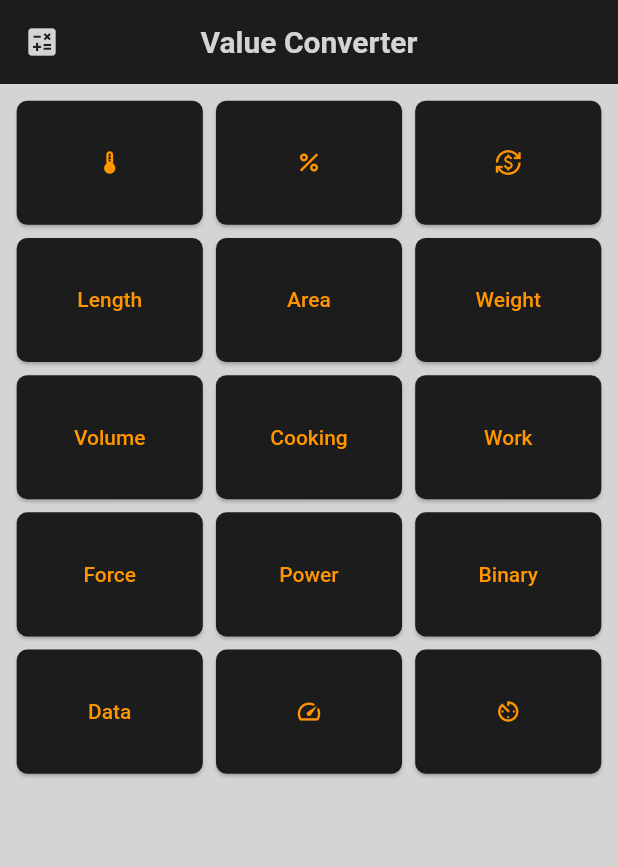
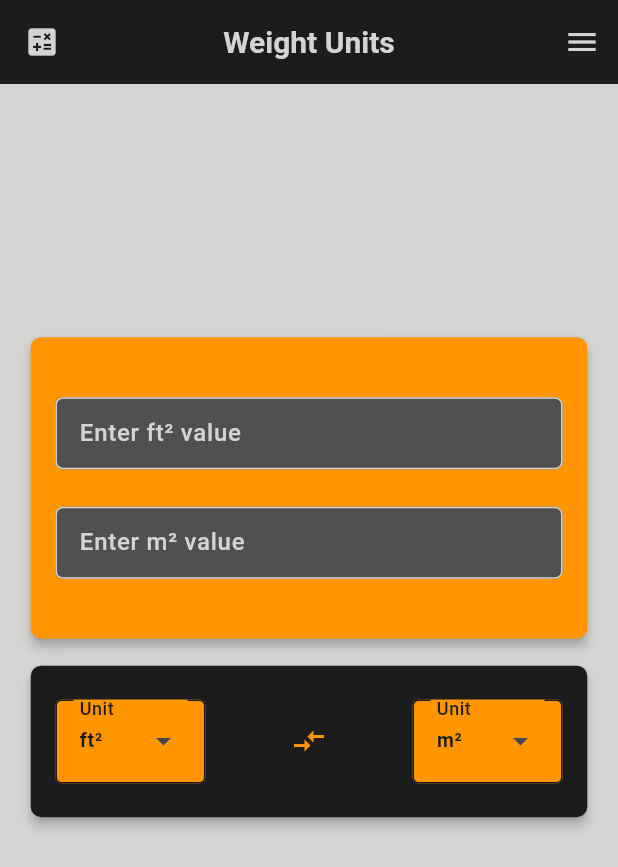
Before and after one commit to m-mhe/value_converter, a Flutter app: the screen it shows after launch, after a tap on "Weight", on a phone screen of 412 x 824 dp. Shown: the top 867 px of the screen. Run offline on Flutter 3.47's test engine with Material 3 defaults, Android fonts, the light colour scheme and no system bars.

Commit message:
some changes

```diff
--- a/lib/ui/screen/area_units.dart
+++ b/lib/ui/screen/area_units.dart
@@ -2,7 +2,6 @@ import 'package:flutter/material.dart';
 import 'package:value_converter/ui/widget/app_color.dart';
 import 'package:value_converter/ui/widget/common_app_bar.dart';
 import 'package:value_converter/ui/widget/common_app_drawer.dart';
-import 'dart:math';
 
 class AreaUnits extends StatefulWidget {
   const AreaUnits({super.key});
@@ -41,6 +40,7 @@ class AreaUnitsState extends State<AreaUnits> {
               children: [
                 Card(
                   color: AppColor.accentColor,
+                  elevation: 3,
                   shape: RoundedRectangleBorder(
                       borderRadius: BorderRadius.circular(7)),
                   child: Padding(
@@ -88,6 +88,7 @@ class AreaUnitsState extends State<AreaUnits> {
                   height: 10,
                 ),
                 Card(
+                  elevation: 3,
                   color: AppColor.secondaryColor,
                   shape: RoundedRectangleBorder(
                       borderRadius: BorderRadius.circular(7)),
--- a/lib/ui/screen/home_navigator_screen.dart
+++ b/lib/ui/screen/home_navigator_screen.dart
@@ -1,5 +1,6 @@
 import 'package:flutter/material.dart';
 import 'package:value_converter/ui/screen/temperature_converter_screen.dart';
+import 'package:value_converter/ui/screen/weight_units.dart';
 import 'package:value_converter/ui/widget/common_app_bar.dart';
 import 'package:value_converter/ui/widget/percentage_screen_bottom_navigation_bar.dart';
 import 'area_units.dart';
@@ -72,6 +73,7 @@ class HomeNavigatorScreen extends StatelessWidget {
             ),
             ElevatedButton(
               onPressed: () {
+                Navigator.push(context, MaterialPageRoute(builder: (context)=>const WeightUnits()));
               },
               child: const Text('Weight'),
             ),
--- /dev/null
+++ b/lib/ui/screen/weight_units.dart
@@ -0,0 +1,254 @@
+import 'package:flutter/material.dart';
+
+import '../widget/app_color.dart';
+import '../widget/common_app_bar.dart';
+import '../widget/common_app_drawer.dart';
+
+class WeightUnits extends StatefulWidget {
+  const WeightUnits({super.key});
+
+  @override
+  State<WeightUnits> createState() => _WeightUnitsState();
+}
+
+class _WeightUnitsState extends State<WeightUnits> {
+  @override
+  void initState() {
+    super.initState();
+    _oneCurrentStateForTF = 5;
+    _twoCurrentStateForTF = 3;
+  }
+
+  @override
+  Widget build(BuildContext context) {
+    return Scaffold(
+        appBar: commonAppBar(
+          screenTitle: 'Weight Units',
+          child: const Icon(Icons.calculate),
+        ),
+        endDrawer: const CommonAppDrawer(),
+        body: SingleChildScrollView(
+          child: Padding(
+            padding: EdgeInsets.symmetric(
+              horizontal: MediaQuery.sizeOf(context).width / 25,
+              vertical: MediaQuery.sizeOf(context).height / 5,
+            ),
+            child: Column(
+              mainAxisAlignment: MainAxisAlignment.start,
+              children: [
+                Card(
+                  color: AppColor.accentColor,
+                  elevation: 3,
+                  shape: RoundedRectangleBorder(
+                      borderRadius: BorderRadius.circular(7)),
+                  child: Padding(
+                    padding: EdgeInsets.symmetric(
+                        horizontal: MediaQuery.sizeOf(context).width / 25,
+                        vertical: 40),
+                    child: Column(
+                      children: [
+                        TextField(
+                          onChanged: _onChangeOne,
+                          controller: _oneTEC,
+                          keyboardType: TextInputType.number,
+                          cursorColor: AppColor.primaryColor,
+                          style: const TextStyle(
+                              color: AppColor.primaryColor,
+                              fontWeight: FontWeight.w500),
+                          decoration: InputDecoration(
+                              fillColor: AppColor.thirdColor,
+                              suffixText: _oneUnitsForTF[_oneCurrentStateForTF],
+                              labelText:
+                              'Enter ${_oneUnitsForTF[_oneCurrentStateForTF]} value'),
+                        ),
+                        SizedBox(
+                          height: 25,
+                        ),
+                        TextField(
+                          onChanged: _onChangeTwo,
+                          controller: _twoTEC,
+                          keyboardType: TextInputType.number,
+                          cursorColor: AppColor.primaryColor,
+                          style: const TextStyle(
+                              color: AppColor.primaryColor,
+                              fontWeight: FontWeight.w500),
+                          decoration: InputDecoration(
+                              fillColor: AppColor.thirdColor,
+                              suffixText: _twoUnitsForTF[_twoCurrentStateForTF],
+                              labelText:
+                              'Enter ${_twoUnitsForTF[_twoCurrentStateForTF]} value'),
+                        )
+                      ],
+                    ),
+                  ),
+                ),
+                SizedBox(
+                  height: 10,
+                ),
+                Card(
+                  elevation: 3,
+                  color: AppColor.secondaryColor,
+                  shape: RoundedRectangleBorder(
+                      borderRadius: BorderRadius.circular(7)),
+                  child: Padding(
+                    padding: EdgeInsets.symmetric(
+                        horizontal: MediaQuery.sizeOf(context).width / 25,
+                        vertical: 22.5),
+                    child: Row(
+                      mainAxisAlignment: MainAxisAlignment.spaceBetween,
+                      children: [
+                        DropdownMenu(
+                            textStyle: const TextStyle(fontSize: 13, fontWeight: FontWeight.w600),
+                            initialSelection: _oneCurrentStateForTF,
+                            onSelected: (v) {
+                              _oneTEC.clear();
+                              _twoTEC.clear();
+                              _oneCurrentStateForTF = v!;
+                              setState(() {});
+                            },
+                            width: 100,
+                            menuHeight: 150,
+                            inputDecorationTheme: InputDecorationTheme(
+                                filled: true,
+                                fillColor: AppColor.accentColor,
+                                enabledBorder: OutlineInputBorder(
+                                    borderSide: BorderSide(
+                                        color: AppColor.secondaryColor))),
+                            label: Text(
+                              "Select an Unit",
+                              textAlign: TextAlign.start,
+                              style: TextStyle(
+                                  color: AppColor.secondaryColor,
+                                  fontWeight: FontWeight.w500),
+                            ),
+                            dropdownMenuEntries: [
+                              DropdownMenuEntry(
+                                  value: 0, label: _oneUnitsForTF[0]),
+                              DropdownMenuEntry(
+                                  value: 1, label: _oneUnitsForTF[1]),
+                              DropdownMenuEntry(
+                                  value: 2, label: _oneUnitsForTF[2]),
+                              DropdownMenuEntry(
+                                  value: 3, label: _oneUnitsForTF[3]),
+                              DropdownMenuEntry(
+                                  value: 4, label: _oneUnitsForTF[4]),
+                              DropdownMenuEntry(
+                                  value: 5, label: _oneUnitsForTF[5]),
+                              DropdownMenuEntry(
+                                  value: 6, label: _oneUnitsForTF[6]),
+                              DropdownMenuEntry(
+                                  value: 7, label: _oneUnitsForTF[7]),
+                              DropdownMenuEntry(
+                                  value: 8, label: _oneUnitsForTF[8]),
+                              DropdownMenuEntry(
+                                  value: 9, label: _oneUnitsForTF[9]),
+                              DropdownMenuEntry(
+                                  value: 10, label: _oneUnitsForTF[10]),
+                              DropdownMenuEntry(
+                                  value: 11, label: _oneUnitsForTF[11]),
+                            ]),
+                        const Icon(
+                          Icons.compare_arrows,
+                          color: AppColor.accentColor,
+                        ),
+                        DropdownMenu(
+                            textStyle: const TextStyle(fontSize: 13, fontWeight: FontWeight.w600),
+                            initialSelection: _twoCurrentStateForTF,
+                            onSelected: (v) {
+                              _oneTEC.clear();
+                              _twoTEC.clear();
+                              _twoCurrentStateForTF = v!;
+                              setState(() {});
+                            },
+                            width: 100,
+                            menuHeight: 150,
+                            inputDecorationTheme: const InputDecorationTheme(
+                                filled: true,
+                                fillColor: AppColor.accentColor,
+                                enabledBorder: OutlineInputBorder(
+                                    borderSide: BorderSide(
+                                        color: AppColor.secondaryColor))),
+                            label: const Text(
+                              "Select an Unit",
+                              textAlign: TextAlign.start,
+                              style: TextStyle(
+                                  color: AppColor.secondaryColor,
+                                  fontWeight: FontWeight.w500),
+                            ),
+                            dropdownMenuEntries: [
+                              DropdownMenuEntry(
+                                  value: 0, label: _twoUnitsForTF[0]),
+                              DropdownMenuEntry(
+                                  value: 1, label: _twoUnitsForTF[1]),
+                              DropdownMenuEntry(
+                                  value: 2, label: _twoUnitsForTF[2]),
+                              DropdownMenuEntry(
+                                  value: 3, label: _twoUnitsForTF[3]),
+                              DropdownMenuEntry(
+                                  value: 4, label: _twoUnitsForTF[4]),
+                              DropdownMenuEntry(
+                                  value: 5, label: _twoUnitsForTF[5]),
+                              DropdownMenuEntry(
+                                  value: 6, label: _twoUnitsForTF[6]),
+                              DropdownMenuEntry(
+                                  value: 7, label: _twoUnitsForTF[7]),
+                              DropdownMenuEntry(
+                                  value: 8, label: _twoUnitsForTF[8]),
+                              DropdownMenuEntry(
+                                  value: 9, label: _twoUnitsForTF[9]),
+                              DropdownMenuEntry(
+                                  value: 10, label: _twoUnitsForTF[10]),
+                              DropdownMenuEntry(
+                                  value: 11, label: _twoUnitsForTF[11]),
+                            ]),
+                      ],
+                    ),
+                  ),
+                )
+              ],
+            ),
+          ),
+        ));
+  }
+
+  //=======================================VARIABLES=======================================
+  final TextEditingController _oneTEC = TextEditingController();
+  final TextEditingController _twoTEC = TextEditingController();
+  final List<String> _oneUnitsForTF = [
+    'mm²',
+    'cm²',
+    'dm²',
+    'm²',
+    'in²',
+    'ft²',
+    'yd²',
+    'a',
+    'ha',
+    'km²',
+    'acre',
+    'mile²'
+  ];
+  final List<String> _twoUnitsForTF = [
+    'mm²',
+    'cm²',
+    'dm²',
+    'm²',
+    'in²',
+    'ft²',
+    'yd²',
+    'a',
+    'ha',
+    'km²',
+    'acre',
+    'mile²'
+  ];
+  int _oneCurrentStateForTF = 0;
+  int _twoCurrentStateForTF = 0;
+
+  //=======================================FUNCTIONS=======================================
+  void _onChangeOne(String v) {
+  }
+
+  void _onChangeTwo(v) {
+  }
+}
--- a/lib/ui/widget/common_app_drawer.dart
+++ b/lib/ui/widget/common_app_drawer.dart
@@ -2,6 +2,7 @@ import 'package:flutter/material.dart';
 import 'package:value_converter/ui/screen/area_units.dart';
 import 'package:value_converter/ui/screen/length_units.dart';
 import 'package:value_converter/ui/screen/temperature_converter_screen.dart';
+import 'package:value_converter/ui/screen/weight_units.dart';
 import 'package:value_converter/ui/widget/app_color.dart';
 import 'package:value_converter/ui/widget/percentage_screen_bottom_navigation_bar.dart';
 
@@ -163,7 +164,9 @@ class CommonAppDrawer extends StatelessWidget {
               height: 1,
             ),
             InkWell(
-              onTap: () {},
+              onTap: () {
+                Navigator.pushReplacement(context, MaterialPageRoute(builder: (context)=>const WeightUnits()));
+              },
               child: Container(
                 color: AppColor.primaryColor,
                 height: 50,
```
Also changed, not shown: lib/app.dart (+19 -7 lines).
